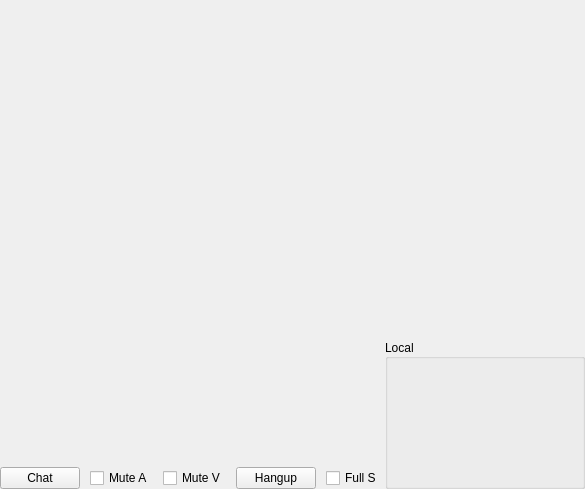
Above: examples/qt/callGui.ui from meganz/MEGAchat before the change. Below: the same form after it.
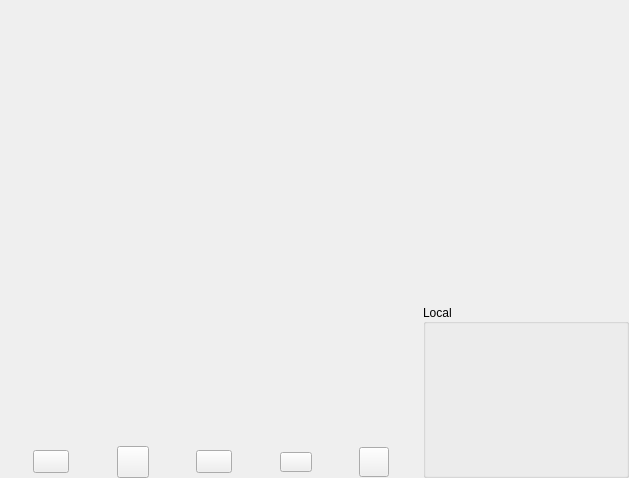
That is the form after the change. Icons and pictures are not drawn. Custom widgets are drawn as their Qt base class.

Patch:
```diff
--- a/examples/qt/callGui.ui
+++ b/examples/qt/callGui.ui
@@ -6,8 +6,8 @@
    <rect>
     <x>0</x>
     <y>0</y>
-    <width>585</width>
-    <height>489</height>
+    <width>629</width>
+    <height>478</height>
    </rect>
   </property>
   <property name="windowTitle">
@@ -16,7 +16,7 @@
   <property name="locale">
    <locale language="English" country="UnitedStates"/>
   </property>
-  <layout class="QVBoxLayout" name="verticalLayout_2">
+  <layout class="QHBoxLayout" name="horizontalLayout">
    <property name="spacing">
     <number>0</number>
    </property>
@@ -85,8 +85,14 @@
        </spacer>
       </item>
       <item>
-       <widget class="QWidget" name="widget" native="true">
-        <layout class="QHBoxLayout" name="horizontalLayout_4">
+       <widget class="QWidget" name="bottomPanel" native="true">
+        <property name="sizePolicy">
+         <sizepolicy hsizetype="Expanding" vsizetype="Expanding">
+          <horstretch>0</horstretch>
+          <verstretch>0</verstretch>
+         </sizepolicy>
+        </property>
+        <layout class="QHBoxLayout" name="horizontalLayout_4" stretch="1,0">
          <property name="spacing">
           <number>0</number>
          </property>
@@ -126,46 +132,271 @@
            <item>
             <layout class="QHBoxLayout" name="buttonsLayout">
              <property name="spacing">
-              <number>10</number>
+              <number>20</number>
              </property>
              <property name="sizeConstraint">
               <enum>QLayout::SetDefaultConstraint</enum>
              </property>
+             <property name="leftMargin">
+              <number>6</number>
+             </property>
+             <property name="rightMargin">
+              <number>6</number>
+             </property>
              <item>
-              <widget class="QPushButton" name="mShowChatBtn">
+              <spacer name="horizontalSpacer_5">
+               <property name="orientation">
+                <enum>Qt::Horizontal</enum>
+               </property>
+               <property name="sizeHint" stdset="0">
+                <size>
+                 <width>40</width>
+                 <height>20</height>
+                </size>
+               </property>
+              </spacer>
+             </item>
+             <item>
+              <widget class="QToolButton" name="mShowChatBtn">
+               <property name="minimumSize">
+                <size>
+                 <width>36</width>
+                 <height>20</height>
+                </size>
+               </property>
+               <property name="styleSheet">
+                <string notr="true">QToolButton
+{
+border-image: url(':/viewchat.svg');
+}
+QToolButton:hover
+{
+border-image: url(':/viewchat-hover.svg');
+}</string>
+               </property>
                <property name="text">
-                <string>Chat</string>
+                <string/>
                </property>
               </widget>
              </item>
              <item>
-              <widget class="QCheckBox" name="mMuteMicChk">
+              <spacer name="horizontalSpacer">
+               <property name="orientation">
+                <enum>Qt::Horizontal</enum>
+               </property>
+               <property name="sizeHint" stdset="0">
+                <size>
+                 <width>40</width>
+                 <height>20</height>
+                </size>
+               </property>
+              </spacer>
+             </item>
+             <item>
+              <widget class="QToolButton" name="mMuteMicChk">
+               <property name="minimumSize">
+                <size>
+                 <width>32</width>
+                 <height>32</height>
+                </size>
+               </property>
+               <property name="styleSheet">
+                <string notr="true">QToolButton
+{
+border-image: url(':/mic-mute.svg');
+}
+QToolButton:hover
+{
+border-image: url(':/mic-mute-hover.svg');
+}
+QToolButton:checked
+{
+border-image: url(':/mic.svg');
+}
+QToolButton:checked:hover
+{
+border-image: url(':/mic-hover.svg');
+}</string>
+               </property>
                <property name="text">
-                <string>Mute A</string>
+                <string/>
                </property>
+               <property name="checkable">
+                <bool>true</bool>
+               </property>
               </widget>
              </item>
              <item>
-              <widget class="QCheckBox" name="mMuteCamChk">
+              <spacer name="horizontalSpacer_2">
+               <property name="orientation">
+                <enum>Qt::Horizontal</enum>
+               </property>
+               <property name="sizeHint" stdset="0">
+                <size>
+                 <width>40</width>
+                 <height>20</height>
+                </size>
+               </property>
+              </spacer>
+             </item>
+             <item>
+              <widget class="QToolButton" name="mMuteCamChk">
+               <property name="sizePolicy">
+                <sizepolicy hsizetype="Fixed" vsizetype="Fixed">
+                 <horstretch>0</horstretch>
+                 <verstretch>0</verstretch>
+                </sizepolicy>
+               </property>
+               <property name="minimumSize">
+                <size>
+                 <width>36</width>
+                 <height>20</height>
+                </size>
+               </property>
+               <property name="autoFillBackground">
+                <bool>false</bool>
+               </property>
+               <property name="styleSheet">
+                <string notr="true">QToolButton
+{
+border-image: url(':/camera-disable.svg');
+}
+QToolButton:hover
+{
+border-image: url(':/camera-disable-hover.svg');
+}
+QToolButton:checked
+{
+border-image: url(':/camera.svg');
+}
+QToolButton:checked:hover
+{
+border-image: url(':/camera-hover.svg');
+}</string>
+               </property>
                <property name="text">
-                <string>Mute V</string>
+                <string/>
                </property>
+               <property name="checkable">
+                <bool>true</bool>
+               </property>
+               <property name="checked">
+                <bool>false</bool>
+               </property>
               </widget>
              </item>
              <item>
-              <widget class="QPushButton" name="mHupBtn">
+              <spacer name="horizontalSpacer_3">
+               <property name="orientation">
+                <enum>Qt::Horizontal</enum>
+               </property>
+               <property name="sizeHint" stdset="0">
+                <size>
+                 <width>40</width>
+                 <height>20</height>
+                </size>
+               </property>
+              </spacer>
+             </item>
+             <item>
+              <widget class="QToolButton" name="mHupBtn">
+               <property name="sizePolicy">
+                <sizepolicy hsizetype="Fixed" vsizetype="Expanding">
+                 <horstretch>0</horstretch>
+                 <verstretch>0</verstretch>
+                </sizepolicy>
+               </property>
+               <property name="minimumSize">
+                <size>
+                 <width>32</width>
+                 <height>20</height>
+                </size>
+               </property>
+               <property name="maximumSize">
+                <size>
+                 <width>36</width>
+                 <height>20</height>
+                </size>
+               </property>
+               <property name="sizeIncrement">
+                <size>
+                 <width>0</width>
+                 <height>0</height>
+                </size>
+               </property>
+               <property name="autoFillBackground">
+                <bool>false</bool>
+               </property>
+               <property name="styleSheet">
+                <string notr="true">QToolButton
+{
+border-image: url(':/hangup.svg');
+}
+QToolButton:hover
+{
+border-image: url(':/hangup-hover.svg');
+}</string>
+               </property>
                <property name="text">
-                <string>Hangup</string>
+                <string/>
                </property>
+               <property name="iconSize">
+                <size>
+                 <width>0</width>
+                 <height>0</height>
+                </size>
+               </property>
               </widget>
              </item>
              <item>
-              <widget class="QCheckBox" name="mFullScreenChk">
+              <spacer name="horizontalSpacer_4">
+               <property name="orientation">
+                <enum>Qt::Horizontal</enum>
+               </property>
+               <property name="sizeHint" stdset="0">
+                <size>
+                 <width>40</width>
+                 <height>20</height>
+                </size>
+               </property>
+              </spacer>
+             </item>
+             <item>
+              <widget class="QToolButton" name="mFullScreenChk">
+               <property name="minimumSize">
+                <size>
+                 <width>30</width>
+                 <height>30</height>
+                </size>
+               </property>
+               <property name="styleSheet">
+                <string notr="true">QToolButton
+{
+border-image: url(':/fullscreen.svg');
+}
+QToolButton:hover
+{
+border-image: url(':/fullscreen-hover.svg');
+}</string>
+               </property>
                <property name="text">
-                <string>Full S</string>
+                <string/>
                </property>
               </widget>
              </item>
+             <item>
+              <spacer name="horizontalSpacer_6">
+               <property name="orientation">
+                <enum>Qt::Horizontal</enum>
+               </property>
+               <property name="sizeHint" stdset="0">
+                <size>
+                 <width>40</width>
+                 <height>20</height>
+                </size>
+               </property>
+              </spacer>
+             </item>
             </layout>
            </item>
           </layout>
@@ -173,21 +404,21 @@
          <item>
           <widget class="QGroupBox" name="localBox">
            <property name="sizePolicy">
-            <sizepolicy hsizetype="Fixed" vsizetype="Fixed">
-             <horstretch>1</horstretch>
-             <verstretch>1</verstretch>
+            <sizepolicy hsizetype="Expanding" vsizetype="Expanding">
+             <horstretch>0</horstretch>
+             <verstretch>0</verstretch>
             </sizepolicy>
            </property>
            <property name="minimumSize">
             <size>
-             <width>200</width>
-             <height>150</height>
+             <width>0</width>
+             <height>0</height>
             </size>
            </property>
            <property name="maximumSize">
             <size>
-             <width>200</width>
-             <height>150</height>
+             <width>16777215</width>
+             <height>16777215</height>
             </size>
            </property>
            <property name="title">
@@ -196,7 +427,7 @@
            <property name="alignment">
             <set>Qt::AlignLeading|Qt::AlignLeft|Qt::AlignVCenter</set>
            </property>
-           <layout class="QVBoxLayout" name="verticalLayout_5" stretch="0">
+           <layout class="QVBoxLayout" name="verticalLayout_5" stretch="0,0">
             <property name="spacing">
              <number>0</number>
             </property>
@@ -212,27 +443,43 @@
             <property name="bottomMargin">
              <number>0</number>
             </property>
+            <item>
+             <spacer name="verticalSpacer_3">
+              <property name="orientation">
+               <enum>Qt::Vertical</enum>
+              </property>
+              <property name="sizeType">
+               <enum>QSizePolicy::Minimum</enum>
+              </property>
+              <property name="sizeHint" stdset="0">
+               <size>
+                <width>1</width>
+                <height>1</height>
+               </size>
+              </property>
+             </spacer>
+            </item>
             <item>
              <widget class="VideoRendererQt" name="localRenderer" native="true">
               <property name="enabled">
                <bool>true</bool>
               </property>
               <property name="sizePolicy">
-               <sizepolicy hsizetype="Expanding" vsizetype="Expanding">
+               <sizepolicy hsizetype="Fixed" vsizetype="Fixed">
                 <horstretch>0</horstretch>
                 <verstretch>0</verstretch>
                </sizepolicy>
               </property>
               <property name="minimumSize">
                <size>
-                <width>0</width>
-                <height>0</height>
+                <width>200</width>
+                <height>150</height>
                </size>
               </property>
               <property name="maximumSize">
                <size>
-                <width>16777215</width>
-                <height>16777215</height>
+                <width>200</width>
+                <height>150</height>
                </size>
               </property>
              </widget>
```
